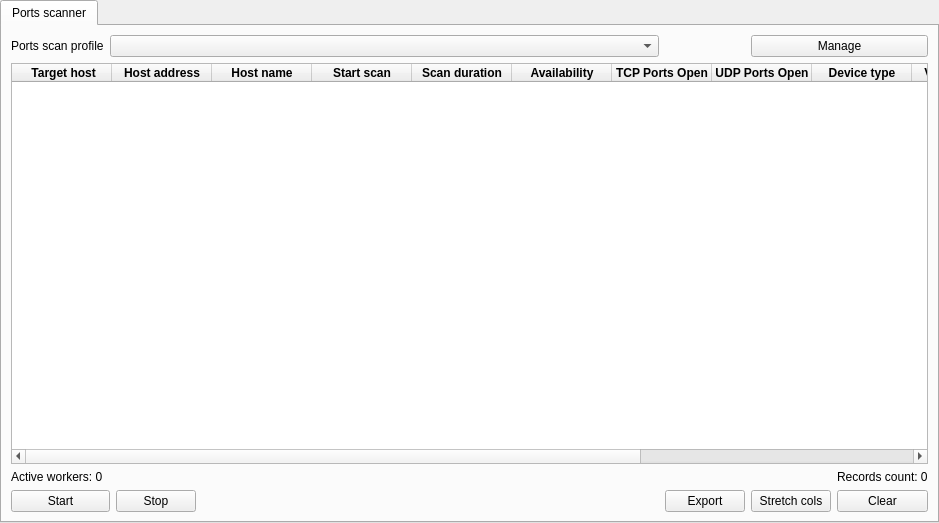
Above: ui/Network/Network.ui from caffedrine/CryptoPocketKnife before the change. Below: the same form after it.
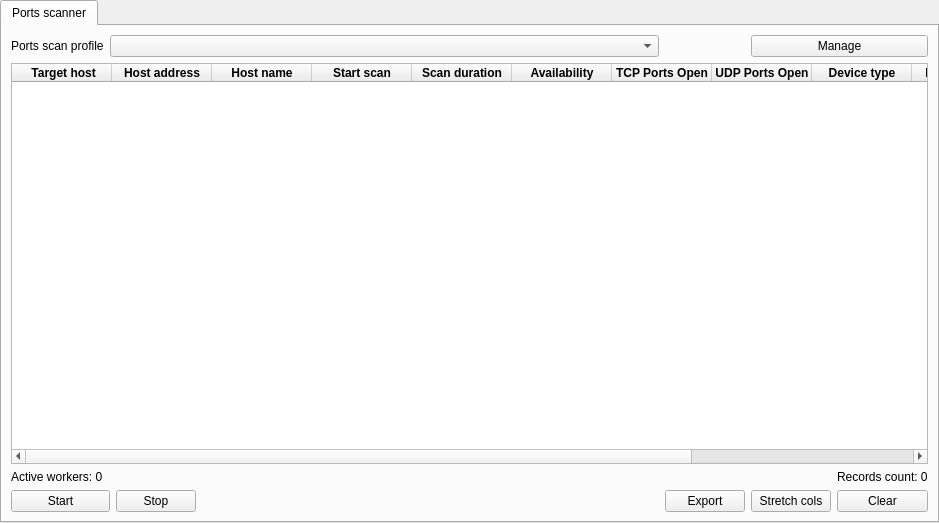
That is the form after the change. Custom widgets are drawn as their Qt base class.

Diff of the .ui file:
```diff
--- a/ui/Network/Network.ui
+++ b/ui/Network/Network.ui
@@ -162,16 +162,6 @@
            </font>
           </property>
          </column>
-         <column>
-          <property name="text">
-           <string>Vendor name</string>
-          </property>
-          <property name="font">
-           <font>
-            <bold>true</bold>
-           </font>
-          </property>
-         </column>
          <column>
           <property name="text">
            <string>Device name</string>
```
